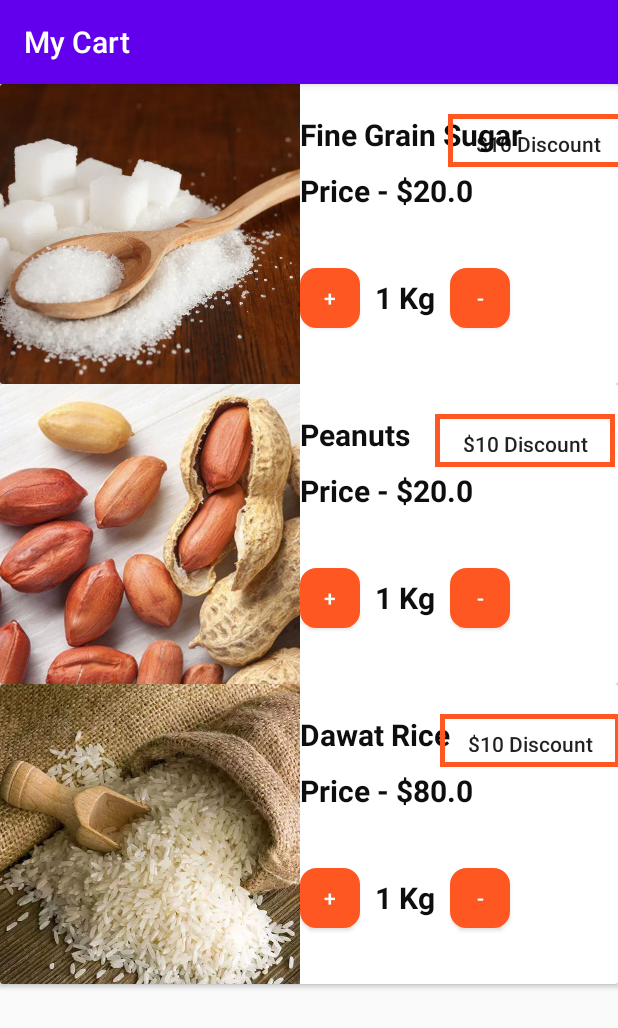
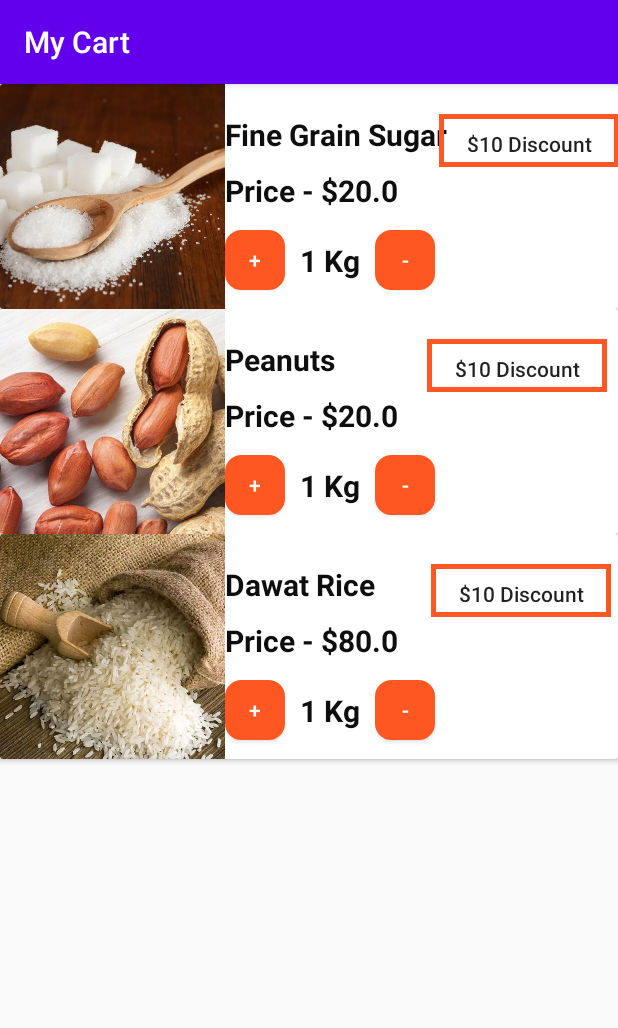
Before and after one commit to Thanhtikezaw19/mycurtWithRecyclerView, an Android app: the screen it shows after launch (MainActivity), on a phone screen of 412 x 824 dp. Shown: the top 1028 px of the screen. Run offline under Robolectric (Android 15) with nearby library versions, the phone set to English and light mode, and no system bars.

Commit message:
Update photo size

```diff
--- a/app/src/main/res/layout/item_good.xml
+++ b/app/src/main/res/layout/item_good.xml
@@ -10,8 +10,8 @@
 
     <ImageView
         android:id="@+id/imgGood"
-        android:layout_width="200dp"
-        android:layout_height="200dp"
+        android:layout_width="150dp"
+        android:layout_height="150dp"
         android:scaleType="centerCrop"
         app:layout_constraintTop_toTopOf="parent"
         app:layout_constraintLeft_toLeftOf="parent"
```
